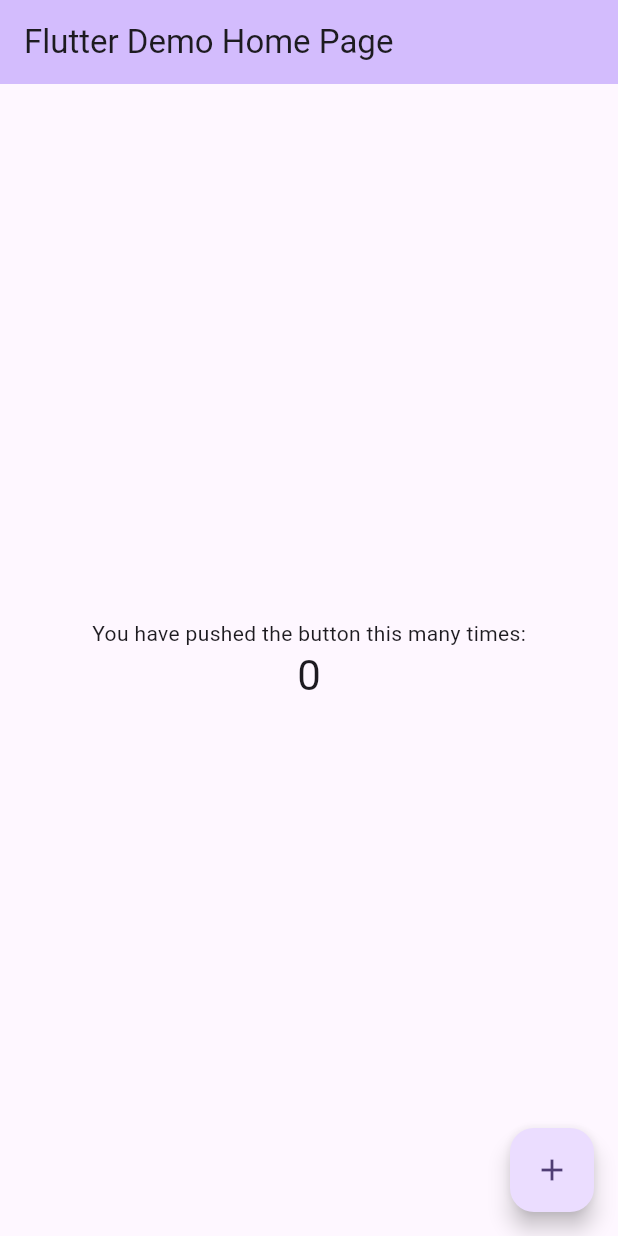
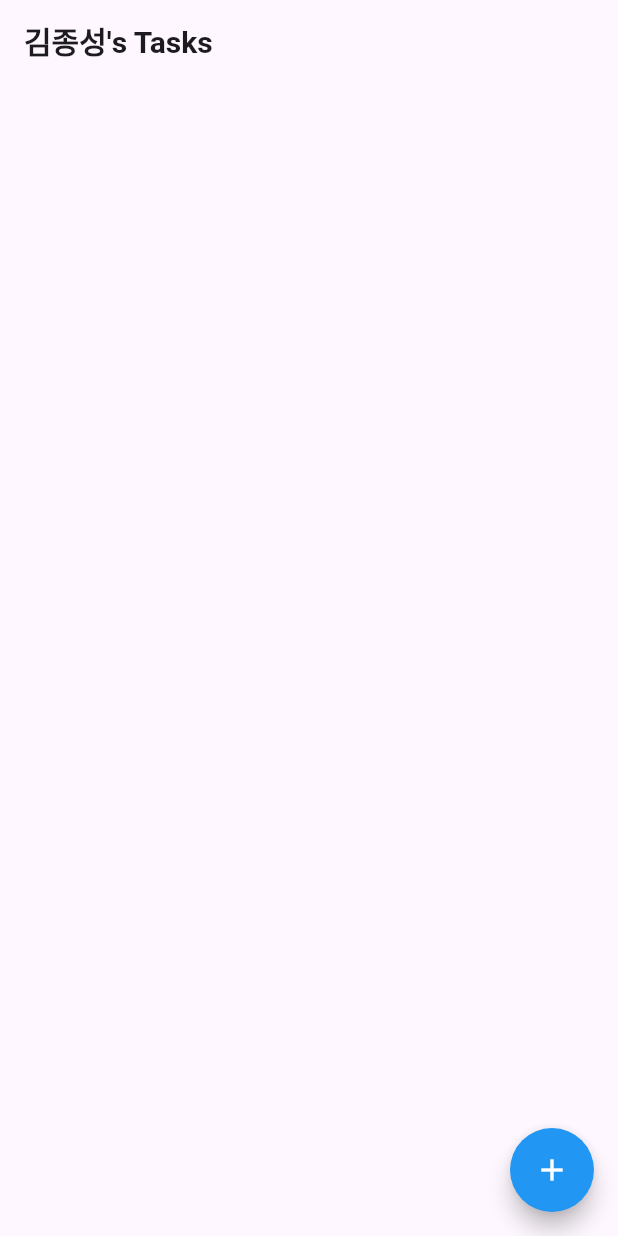
Before and after one commit to K1mJongSeong/TodoApp, a Flutter app: the screen it shows after launch, on a phone screen of 412 x 824 dp. Run offline on Flutter 3.47's test engine with Material 3 defaults, Android fonts, the phone set to English and light mode, and no system bars.

Commit message:
feat. Todo Entitiy Class, View Model, HomePage, Todo UI

```diff
--- /dev/null
+++ b/lib/features/todo/domain/entities/todo_entity.dart
@@ -0,0 +1,13 @@
+class ToDoEntity{
+  final String title;
+  final String? description;
+  final bool isFavorite;
+  final bool isDone;
+
+  const ToDoEntity({
+   required this.title,
+   this.description,
+   this.isFavorite = false,
+   this.isDone = false,
+});
+}
--- /dev/null
+++ b/lib/features/todo/presentation/pages/home_page.dart
@@ -0,0 +1,98 @@
+import 'package:flutter/material.dart';
+import '../viewmodels/todo_viewmodel.dart';
+import 'package:provider/provider.dart';
+
+class HomePage extends StatelessWidget {
+  const HomePage({super.key});
+
+  @override
+  Widget build(BuildContext context) {
+    final viewModel = context.watch<ToDoViewModel>();
+
+    return Scaffold(
+      resizeToAvoidBottomInset: false,
+      appBar: AppBar(
+        title: const Text(
+          "김종성's Tasks",
+          style: TextStyle(fontSize: 20, fontWeight: FontWeight.bold),
+        ),
+      ),
+      floatingActionButton: _AddTodoButton(
+        onPressed: viewModel.addTodo,
+      ),
+      body: Padding(
+        padding: const EdgeInsets.all(20),
+        child: ListView.builder(
+          itemCount: viewModel.todos.length,
+          itemBuilder: (_, index) {
+            final todo = viewModel.todos[index];
+            return _TodoCard(title: todo.title);
+          },
+        ),
+      ),
+    );
+  }
+}
+
+class _TodoCard extends StatelessWidget {
+  final String title;
+
+  const _TodoCard({required this.title});
+
+  @override
+  Widget build(BuildContext context) {
+    return Container(
+      margin: const EdgeInsets.all(20),
+      padding: const EdgeInsets.all(20),
+      decoration: BoxDecoration(
+        color: Colors.grey.shade200,
+        borderRadius: BorderRadius.circular(12),
+      ),
+      child: Column(
+        crossAxisAlignment: CrossAxisAlignment.center,
+        children: [
+          Image.asset(
+            'assets/images/sample.webp',
+            width: 100,
+            height: 100,
+          ),
+          const SizedBox(height: 12),
+          const Text(
+            "텍스트 1",
+            style: TextStyle(fontSize: 16, fontWeight: FontWeight.bold),
+          ),
+          const SizedBox(height: 12),
+          Text(
+            title,
+            textAlign: TextAlign.center,
+            style: const TextStyle(
+              fontSize: 14,
+              height: 1.5,
+            ),
+          ),
+        ],
+      ),
+    );
+  }
+}
+
+
+class _AddTodoButton extends StatelessWidget {
+  final VoidCallback onPressed;
+
+  const _AddTodoButton({required this.onPressed});
+
+  @override
+  Widget build(BuildContext context) {
+    return FloatingActionButton(
+      backgroundColor: Colors.blue,
+      onPressed: onPressed,
+      shape: const CircleBorder(),
+      child: const Icon(
+        Icons.add,
+        size: 24,
+        color: Colors.white,
+      ),
+    );
+  }
+}
--- /dev/null
+++ b/lib/features/todo/presentation/viewmodels/todo_viewmodel.dart
@@ -0,0 +1,18 @@
+import 'package:flutter/material.dart';
+import '../../domain/entities/todo_entity.dart';
+
+
+class ToDoViewModel extends ChangeNotifier {
+  final List<ToDoEntity> _todos = [];
+  List<ToDoEntity> get todos => _todos;
+
+  void addTodo() {
+    _todos.add(
+      ToDoEntity(
+        title: "New Todo",
+        description: "Generated Todo",
+      )
+    );
+    notifyListeners();
+  }
+}
--- a/lib/main.dart
+++ b/lib/main.dart
@@ -1,4 +1,8 @@
 import 'package:flutter/material.dart';
+import 'package:provider/provider.dart';
+
+import 'features/todo/presentation/pages/home_page.dart';
+import 'features/todo/presentation/viewmodels/todo_viewmodel.dart';
 
 void main() {
   runApp(const MyApp());
@@ -7,116 +11,22 @@ void main() {
 class MyApp extends StatelessWidget {
   const MyApp({super.key});
 
-  // This widget is the root of your application.
   @override
   Widget build(BuildContext context) {
-    return MaterialApp(
-      title: 'Flutter Demo',
-      theme: ThemeData(
-        // This is the theme of your application.
-        //
-        // TRY THIS: Try running your application with "flutter run". You'll see
-        // the application has a purple toolbar. Then, without quitting the app,
-        // try changing the seedColor in the colorScheme below to Colors.green
-        // and then invoke "hot reload" (save your changes or press the "hot
-        // reload" button in a Flutter-supported IDE, or press "r" if you used
-        // the command line to start the app).
-        //
-        // Notice that the counter didn't reset back to zero; the application
-        // state is not lost during the reload. To reset the state, use hot
-        // restart instead.
-        //
-        // This works for code too, not just values: Most code changes can be
-        // tested with just a hot reload.
-        colorScheme: ColorScheme.fromSeed(seedColor: Colors.deepPurple),
+    return MultiProvider(
+      providers: [
+        ChangeNotifierProvider(
+          create: (_) => ToDoViewModel(),
+        ),
+      ],
+      child: MaterialApp(
+        debugShowCheckedModeBanner: false,
+        title: 'Todo App',
+        theme: ThemeData(
+          useMaterial3: true,
+        ),
+        home: const HomePage(),
       ),
-      home: const MyHomePage(title: 'Flutter Demo Home Page'),
     );
   }
 }
-
-class MyHomePage extends StatefulWidget {
-  const MyHomePage({super.key, required this.title});
-
-  // This widget is the home page of your application. It is stateful, meaning
-  // that it has a State object (defined below) that contains fields that affect
-  // how it looks.
-
-  // This class is the configuration for the state. It holds the values (in this
-  // case the title) provided by the parent (in this case the App widget) and
-  // used by the build method of the State. Fields in a Widget subclass are
-  // always marked "final".
-
-  final String title;
-
-  @override
-  State<MyHomePage> createState() => _MyHomePageState();
-}
-
-class _MyHomePageState extends State<MyHomePage> {
-  int _counter = 0;
-
-  void _incrementCounter() {
-    setState(() {
-      // This call to setState tells the Flutter framework that something has
-      // changed in this State, which causes it to rerun the build method below
-      // so that the display can reflect the updated values. If we changed
-      // _counter without calling setState(), then the build method would not be
-      // called again, and so nothing would appear to happen.
-      _counter++;
-    });
-  }
-
-  @override
-  Widget build(BuildContext context) {
-    // This method is rerun every time setState is called, for instance as done
-    // by the _incrementCounter method above.
-    //
-    // The Flutter framework has been optimized to make rerunning build methods
-    // fast, so that you can just rebuild anything that needs updating rather
-    // than having to individually change instances of widgets.
-    return Scaffold(
-      appBar: AppBar(
-        // TRY THIS: Try changing the color here to a specific color (to
-        // Colors.amber, perhaps?) and trigger a hot reload to see the AppBar
-        // change color while the other colors stay the same.
-        backgroundColor: Theme.of(context).colorScheme.inversePrimary,
-        // Here we take the value from the MyHomePage object that was created by
-        // the App.build method, and use it to set our appbar title.
-        title: Text(widget.title),
-      ),
-      body: Center(
-        // Center is a layout widget. It takes a single child and positions it
-        // in the middle of the parent.
-        child: Column(
-          // Column is also a layout widget. It takes a list of children and
-          // arranges them vertically. By default, it sizes itself to fit its
-          // children horizontally, and tries to be as tall as its parent.
-          //
-          // Column has various properties to control how it sizes itself and
-          // how it positions its children. Here we use mainAxisAlignment to
-          // center the children vertically; the main axis here is the vertical
-          // axis because Columns are vertical (the cross axis would be
-          // horizontal).
-          //
-          // TRY THIS: Invoke "debug painting" (choose the "Toggle Debug Paint"
-          // action in the IDE, or press "p" in the console), to see the
-          // wireframe for each widget.
-          mainAxisAlignment: MainAxisAlignment.center,
-          children: <Widget>[
-            const Text('You have pushed the button this many times:'),
-            Text(
-              '$_counter',
-              style: Theme.of(context).textTheme.headlineMedium,
-            ),
-          ],
-        ),
-      ),
-      floatingActionButton: FloatingActionButton(
-        onPressed: _incrementCounter,
-        tooltip: 'Increment',
-        child: const Icon(Icons.add),
-      ), // This trailing comma makes auto-formatting nicer for build methods.
-    );
-  }
-}
--- a/pubspec.yaml
+++ b/pubspec.yaml
@@ -30,7 +30,7 @@ environment:
 dependencies:
   flutter:
     sdk: flutter
-
+  provider: ^6.1.0
   # The following adds the Cupertino Icons font to your application.
   # Use with the CupertinoIcons class for iOS style icons.
   cupertino_icons: ^1.0.8
```
Also changed, not shown: lib/features/todo/presentation/pages/todo_detail_page.dart (added, +14 -0 lines), pubspec.lock.
